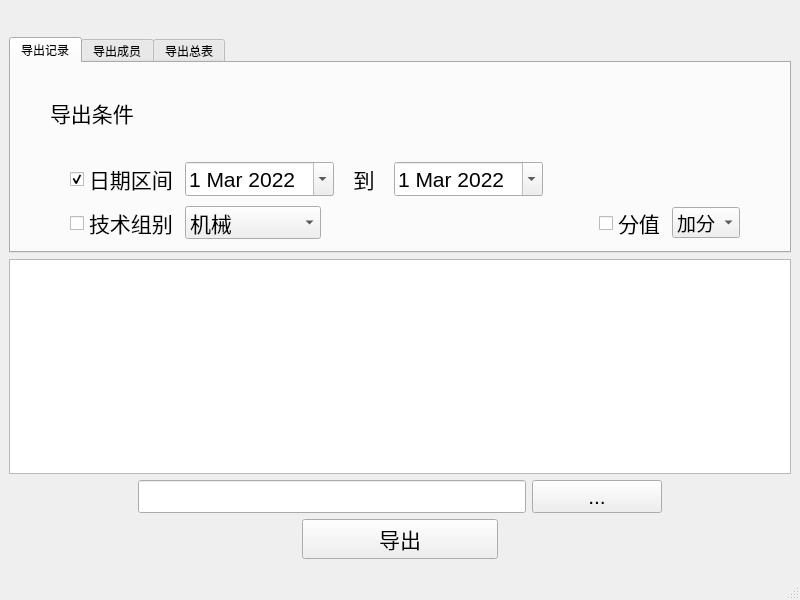
soulde/A.I.R, file scripts/python/scripts/export_window.ui: the form before one commit.
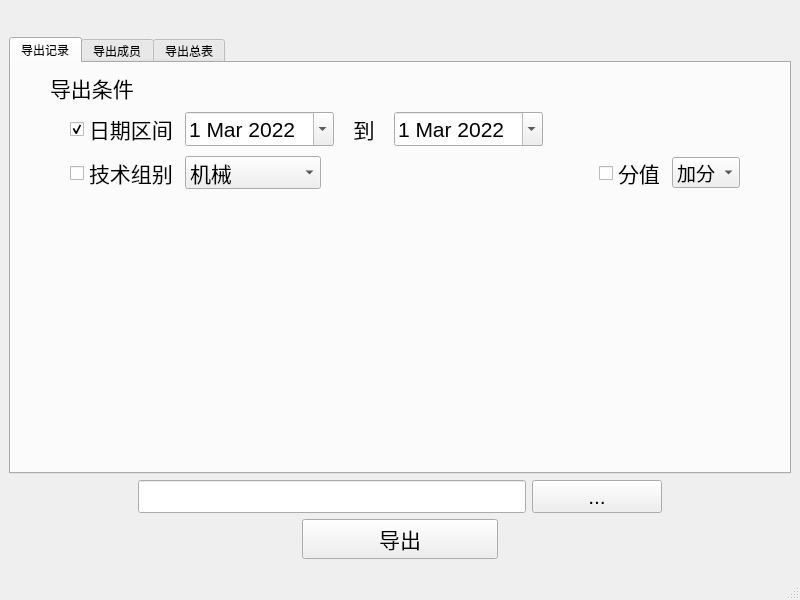
The form after the commit. The open tabs and pages were chosen to show the change. Icons and pictures are not drawn.

```diff
--- a/scripts/python/scripts/export_window.ui
+++ b/scripts/python/scripts/export_window.ui
@@ -14,7 +14,7 @@
    <string>MainWindow</string>
   </property>
   <widget class="QWidget" name="centralwidget">
-   <layout class="QVBoxLayout" name="verticalLayout">
+   <layout class="QVBoxLayout" name="verticalLayout" stretch="1,8,2,1">
     <item>
      <layout class="QHBoxLayout" name="horizontalLayout_4">
       <item>
@@ -333,6 +333,19 @@
           </item>
          </layout>
         </item>
+        <item>
+         <spacer name="verticalSpacer_2">
+          <property name="orientation">
+           <enum>Qt::Vertical</enum>
+          </property>
+          <property name="sizeHint" stdset="0">
+           <size>
+            <width>20</width>
+            <height>40</height>
+           </size>
+          </property>
+         </spacer>
+        </item>
        </layout>
       </widget>
       <widget class="QWidget" name="tab_2">
@@ -347,9 +360,6 @@
       </widget>
      </widget>
     </item>
-    <item>
-     <widget class="QTableView" name="tableView"/>
-    </item>
     <item>
      <layout class="QHBoxLayout" name="horizontalLayout_3" stretch="1,3,1,1">
       <item>
```
Left out of the diff: 2 changed lines with no effect on the pictures.
